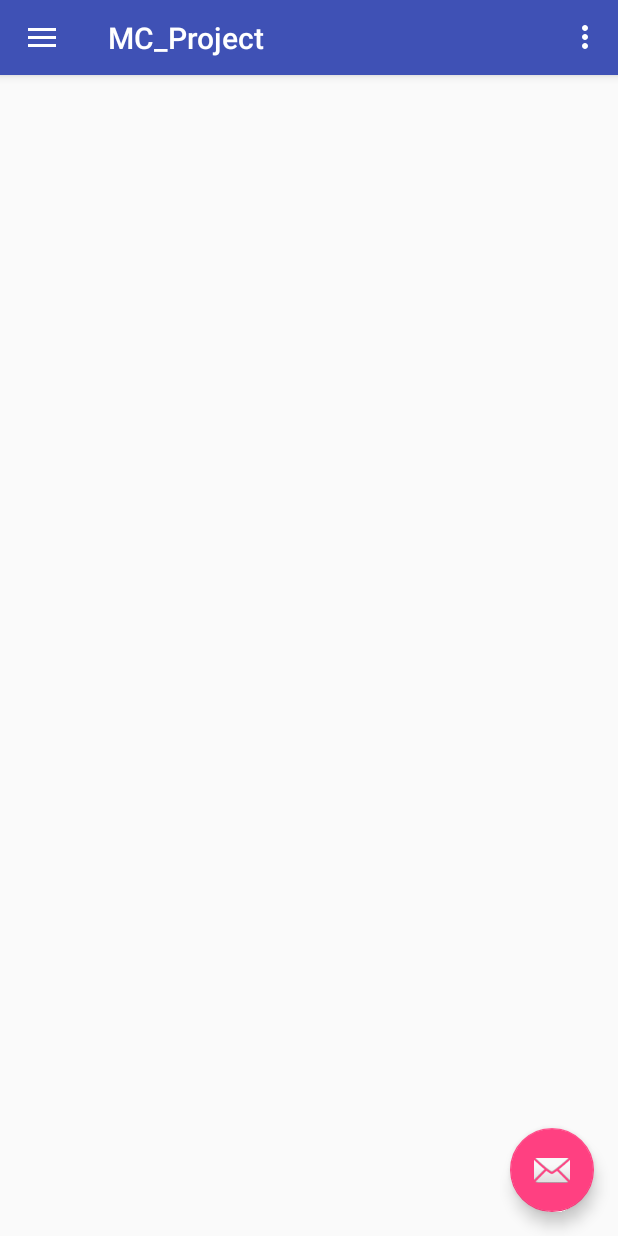
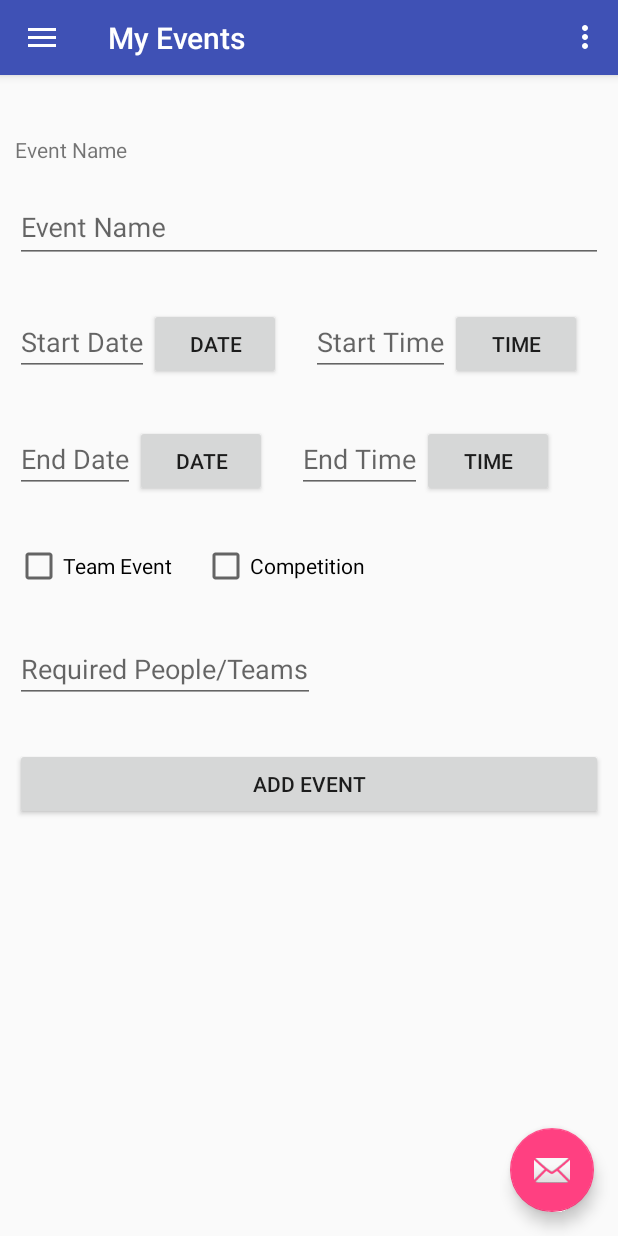
Before and after one commit to achaudhary997/Mobile_Computing_Project, an Android app: the screen it shows after launch once a user with an empty profile is signed in (HomeActivity), in the side drawer, after a tap on "My Events", on a phone screen of 412 x 824 dp. Run offline under Robolectric (Android 15) with nearby library versions, the phone set to English and light mode, and no system bars; our stand-ins replace Firebase (no records; nobody signed in at launch, a user with empty details on screens opened directly); libraries missing offline, so code that uses them is left out: com.firebase.ui.

Commit message:
added basic event layout

```diff
--- a/app/build.gradle
+++ b/app/build.gradle
@@ -5,7 +5,7 @@ android {
     compileSdkVersion 28
     defaultConfig {
         applicationId "com.example.anubhav.mc_project"
-        minSdkVersion 21
+        minSdkVersion 24
         targetSdkVersion 28
         versionCode 1
         versionName "1.0"
--- a/app/src/main/AndroidManifest.xml
+++ b/app/src/main/AndroidManifest.xml
@@ -2,6 +2,7 @@
 <manifest xmlns:android="http://schemas.android.com/apk/res/android"
     package="com.example.anubhav.mc_project">
     <uses-permission android:name="android.permission.INTERNET"/>
+    <uses-permission android:name="android.permission.ACCESS_FINE_LOCATION"/>
     <application
         android:allowBackup="true"
         android:icon="@mipmap/ic_launcher"
--- /dev/null
+++ b/app/src/main/java/com/example/anubhav/mc_project/EventFragment.java
@@ -0,0 +1,189 @@
+package com.example.anubhav.mc_project;
+
+import android.app.DatePickerDialog;
+import android.app.TimePickerDialog;
+import android.content.Context;
+import android.content.Intent;
+import android.net.Uri;
+import android.os.Bundle;
+import android.support.v4.app.Fragment;
+import android.view.LayoutInflater;
+import android.view.View;
+import android.view.ViewGroup;
+import android.widget.Button;
+import android.widget.CheckBox;
+import android.widget.DatePicker;
+import android.widget.EditText;
+import android.widget.TimePicker;
+
+import com.example.anubhav.mc_project.models.EventList;
+
+import java.util.Calendar;
+
+
+public class EventFragment extends Fragment implements View.OnClickListener {
+
+    private static final String ARG_PARAM1 = "param1";
+    private static final String ARG_PARAM2 = "param2";
+
+    private String mParam1;
+    private String mParam2;
+
+    private OnFragmentInteractionListener mListener;
+
+    private Button addEventButton, chooseStartDateButton, chooseStartTimeButton, chooseEndTimeButton, chooseEndDateButton;
+    private EditText eventName, startTime, endTime, requiredNumber, teamSize, prizeMoney, startDate, endDate;
+    private CheckBox teamOrIndi, gameType;
+    private int mYear, mMonth, mDay, mHour, mMinute;
+
+    public EventFragment() {
+        // Required empty public constructor
+    }
+
+    public static EventFragment newInstance(String param1, String param2) {
+        EventFragment fragment = new EventFragment();
+        //Bundle args = new Bundle();
+        //args.putString(ARG_PARAM1, param1);
+        //args.putString(ARG_PARAM2, param2);
+        //fragment.setArguments(args);
+        return fragment;
+    }
+
+    @Override
+    public void onCreate(Bundle savedInstanceState) {
+        super.onCreate(savedInstanceState);
+        if (getArguments() != null) {
+            mParam1 = getArguments().getString(ARG_PARAM1);
+            mParam2 = getArguments().getString(ARG_PARAM2);
+        }
+    }
+
+    @Override
+    public View onCreateView(LayoutInflater inflater, ViewGroup container,
+                             Bundle savedInstanceState) {
+        View view = inflater.inflate(R.layout.fragment_event, container, false);
+
+        addEventButton = view.findViewById(R.id.event_addevent);
+        eventName = view.findViewById(R.id.event_eventname);
+        startDate = view.findViewById(R.id.event_eventstartdate);
+        startTime = view.findViewById(R.id.event_eventstarttime);
+        endDate = view.findViewById(R.id.event_eventenddate);
+        endTime = view.findViewById(R.id.event_eventendtime);
+        requiredNumber = view.findViewById(R.id.event_reqdpeople);
+        teamSize = view.findViewById(R.id.event_teamsize);
+        prizeMoney = view.findViewById(R.id.event_prizemoney);
+        teamOrIndi = view.findViewById(R.id.event_teamcheckbox);
+        gameType = view.findViewById(R.id.event_gametypecheckbox);
+        chooseStartDateButton = view.findViewById(R.id.event_choosestartdate);
+        chooseStartTimeButton = view.findViewById(R.id.event_choosestarttime);
+        chooseEndDateButton = view.findViewById(R.id.event_chooseenddate);
+        chooseEndTimeButton = view.findViewById(R.id.event_chooseendtime);
+
+        teamOrIndi.setOnClickListener(this);
+        gameType.setOnClickListener(this);
+        addEventButton.setOnClickListener(this);
+        chooseStartDateButton.setOnClickListener(this);
+        chooseStartTimeButton.setOnClickListener(this);
+        chooseEndDateButton.setOnClickListener(this);
+        chooseEndTimeButton.setOnClickListener(this);
+
+        return view;
+    }
+
+    @Override
+    public void onClick(final View v) {
+        if (v == teamOrIndi) {
+            if (teamOrIndi.isChecked()) {
+                teamSize.setVisibility(View.VISIBLE);
+            } else {
+                teamSize.setVisibility(View.GONE);
+            }
+        } else if (v == gameType) {
+            if (gameType.isChecked()) {
+                prizeMoney.setVisibility(View.VISIBLE);
+            } else {
+                prizeMoney.setVisibility(View.GONE);
+            }
+        } else if (v == addEventButton) {
+            EventList eventList = EventList.get(getActivity());
+
+            String game, team;
+            if (gameType.isChecked()) {
+                game = "Competition";
+            } else game = "Friendly";
+            if (teamOrIndi.isChecked()) {
+                team = "Team";
+            } else team = "Individual";
+
+            eventList.addEvent(eventName.getText().toString(), startTime.getText().toString(),
+                    endTime.getText().toString(), game,
+                    requiredNumber.getText().toString(), teamSize.getText().toString(),
+                    prizeMoney.getText().toString(), team);
+        } else if (v == chooseStartDateButton || v == chooseEndDateButton) {
+            final Calendar c = Calendar.getInstance();
+            mYear = c.get(Calendar.YEAR);
+            mMonth = c.get(Calendar.MONTH);
+            mDay = c.get(Calendar.DAY_OF_MONTH);
+
+            DatePickerDialog datePickerDialog = new DatePickerDialog(getActivity(), new DatePickerDialog.OnDateSetListener() {
+                @Override
+                public void onDateSet(DatePicker view, int year, int month, int dayOfMonth) {
+                    if (v == chooseStartDateButton) {
+                        startDate.setText(dayOfMonth + "/" + (month + 1) + "/" + year);
+                    } else {
+                        endDate.setText(dayOfMonth + "/" + (month + 1) + "/" + year);
+                    }
+                }
+            }, mYear, mMonth, mDay);
+            datePickerDialog.show();
+
+        } else if (v == chooseStartTimeButton || v == chooseEndTimeButton) {
+            final Calendar c = Calendar.getInstance();
+            mHour = c.get(Calendar.HOUR_OF_DAY);
+            mMinute = c.get(Calendar.MINUTE);
+
+            TimePickerDialog timePickerDialog = new TimePickerDialog(getActivity(), new TimePickerDialog.OnTimeSetListener() {
+                @Override
+                public void onTimeSet(TimePicker view, int hourOfDay, int minute) {
+                    if (v == chooseStartTimeButton) {
+                        startTime.setText(hourOfDay + ":" + minute);
+                    } else {
+                        endTime.setText(hourOfDay + ":" + minute);
+                    }
+
+                }
+            }, mHour, mMinute, false);
+            timePickerDialog.show();
+        }
+    }
+
+    public void onButtonPressed(Uri uri) {
+        if (mListener != null) {
+            mListener.onFragmentInteraction(uri);
+        }
+    }
+
+    @Override
+    public void onAttach(Context context) {
+        super.onAttach(context);
+        /*
+        if (context instanceof OnFragmentInteractionListener) {
+            mListener = (OnFragmentInteractionListener) context;
+        } else {
+            throw new RuntimeException(context.toString()
+                    + " must implement OnFragmentInteractionListener");
+        }
+        */
+    }
+
+    @Override
+    public void onDetach() {
+        super.onDetach();
+        mListener = null;
+    }
+
+    public interface OnFragmentInteractionListener {
+
+        void onFragmentInteraction(Uri uri);
+    }
+}
--- a/app/src/main/java/com/example/anubhav/mc_project/Helper.java
+++ b/app/src/main/java/com/example/anubhav/mc_project/Helper.java
@@ -17,6 +17,7 @@ import java.util.regex.Pattern;
 public class Helper {
 
     public static String userNode = "users";
+    public static String eventNode = "events";
     public static String logTag = "sports_buddy_log";
 
     private static final Pattern VALID_EMAIL_ADDRESS_REGEX =
--- a/app/src/main/java/com/example/anubhav/mc_project/HomeActivity.java
+++ b/app/src/main/java/com/example/anubhav/mc_project/HomeActivity.java
@@ -93,6 +93,7 @@ public class HomeActivity extends AppCompatActivity
         if (id == R.id.nav_home) {
 
         } else if (id == R.id.nav_my_events) {
+            fragmentClass = EventFragment.class;
 
         } else if (id == R.id.nav_explore) {
 
@@ -129,7 +130,8 @@ public class HomeActivity extends AppCompatActivity
                 setTitle(item.getTitle());
             } catch (Exception e) {
             e.printStackTrace();
-        }
+
+            }
 
         DrawerLayout drawer = (DrawerLayout) findViewById(R.id.drawer_layout);
         drawer.closeDrawer(GravityCompat.START);
@@ -140,7 +142,7 @@ public class HomeActivity extends AppCompatActivity
     public void onFragmentInteraction(Uri uri) {
         android.support.v4.app.FragmentTransaction fragmentTransaction = getSupportFragmentManager().beginTransaction();
         ProfileFragment fragment = new ProfileFragment();
-
+        //EventFragment fragment = new EventFragment();
         fragmentTransaction.add(R.id.flContent, fragment);
         fragmentTransaction.addToBackStack(null);
         fragmentTransaction.commit();
--- /dev/null
+++ b/app/src/main/res/layout/fragment_event.xml
@@ -0,0 +1,176 @@
+<?xml version="1.0" encoding="utf-8"?>
+
+
+<LinearLayout android:layout_width="match_parent"
+    android:layout_height="match_parent"
+    xmlns:tools="http://schemas.android.com/tools"
+    android:orientation="vertical"
+    android:layout_margin="10dp"
+    xmlns:android="http://schemas.android.com/apk/res/android"
+    tools:context=".EventFragment">
+
+    <TextView
+        android:layout_width="wrap_content"
+        android:layout_height="wrap_content"
+        android:text="@string/event_eventname"
+        android:layout_marginTop="30dp"/>
+    <android.support.design.widget.TextInputLayout
+        android:layout_width="match_parent"
+        android:layout_height="wrap_content"
+        android:layout_marginTop="10dp"
+        >
+
+        <EditText
+            android:id="@+id/event_eventname"
+            android:layout_width="match_parent"
+            android:layout_height="match_parent"
+            android:hint="@string/event_eventname"
+            android:inputType="text"/>
+    </android.support.design.widget.TextInputLayout>
+    <LinearLayout
+        android:layout_width="match_parent"
+        android:layout_height="wrap_content"
+        android:orientation="horizontal">
+
+
+        <EditText
+            android:id="@+id/event_eventstartdate"
+            android:layout_width="wrap_content"
+            android:layout_height="wrap_content"
+            android:hint="@string/event_eventstartdate"
+            android:inputType="text"
+            android:layout_marginTop="30dp"/>
+
+
+        <Button
+            android:layout_width="wrap_content"
+            android:layout_height="wrap_content"
+            android:layout_marginTop="30dp"
+            android:id="@+id/event_choosestartdate"
+            android:text="@string/date"/>
+
+
+        <EditText
+            android:id="@+id/event_eventstarttime"
+            android:layout_width="wrap_content"
+            android:layout_height="wrap_content"
+            android:hint="@string/event_eventstarttimme"
+            android:inputType="text"
+            android:layout_marginStart="20dp"
+            android:layout_marginTop="30dp"/>
+
+        <Button
+            android:layout_width="wrap_content"
+            android:layout_height="wrap_content"
+            android:layout_marginTop="30dp"
+            android:id="@+id/event_choosestarttime"
+            android:text="@string/time"/>
+
+    </LinearLayout>
+    <LinearLayout
+        android:layout_width="match_parent"
+        android:layout_height="wrap_content"
+        android:orientation="horizontal">
+
+
+        <EditText
+            android:id="@+id/event_eventenddate"
+            android:layout_width="wrap_content"
+            android:layout_height="wrap_content"
+            android:hint="@string/event_eventenddate"
+            android:inputType="text"
+            android:layout_marginTop="30dp"/>
+
+        <Button
+            android:layout_width="wrap_content"
+            android:layout_height="wrap_content"
+            android:layout_marginTop="30dp"
+            android:id="@+id/event_chooseenddate"
+            android:text="@string/date"/>
+
+
+
+        <EditText
+            android:id="@+id/event_eventendtime"
+            android:layout_width="wrap_content"
+            android:layout_height="wrap_content"
+            android:hint="@string/event_eventendtime"
+            android:inputType="datetime"
+            android:layout_marginStart="20dp"
+            android:layout_marginTop="30dp"/>
+
+        <Button
+            android:layout_width="wrap_content"
+            android:layout_height="wrap_content"
+            android:layout_marginTop="30dp"
+            android:id="@+id/event_chooseendtime"
+            android:text="@string/time"/>
+
+
+    </LinearLayout>
+    <LinearLayout
+        android:layout_width="match_parent"
+        android:layout_height="wrap_content"
+        android:orientation="horizontal">
+
+        <CheckBox
+            android:id="@+id/event_teamcheckbox"
+            android:layout_width="wrap_content"
+            android:layout_height="wrap_content"
+            android:text="@string/event_teamcheckbox"
+            android:layout_marginTop="30dp"
+            />
+        <CheckBox
+            android:id="@+id/event_gametypecheckbox"
+            android:layout_width="wrap_content"
+            android:layout_height="wrap_content"
+            android:text="@string/event_gametypecheckbox"
+            android:layout_marginTop="30dp"
+            android:layout_marginStart="20dp"/>
+    </LinearLayout>
+    <LinearLayout
+        android:layout_width="match_parent"
+        android:layout_height="wrap_content"
+        android:orientation="horizontal">
+
+
+        <EditText
+            android:id="@+id/event_reqdpeople"
+            android:layout_width="wrap_content"
+            android:layout_height="wrap_content"
+            android:hint="@string/event_reqdpeople"
+            android:inputType="text"
+            android:layout_marginTop="30dp"
+            />
+
+        <EditText
+            android:id="@+id/event_teamsize"
+            android:layout_width="wrap_content"
+            android:layout_height="wrap_content"
+            android:hint="@string/event_teamsize"
+            android:inputType="text"
+            android:layout_marginStart="20dp"
+            android:visibility="gone"
+            android:layout_marginTop="30dp"
+            />
+
+    </LinearLayout>
+
+
+    <EditText
+        android:id="@+id/event_prizemoney"
+        android:layout_width="wrap_content"
+        android:layout_height="wrap_content"
+        android:hint="@string/event_prizemoney"
+        android:inputType="text"
+        android:visibility="gone"
+        android:layout_marginTop="30dp"/>
+
+
+    <Button
+        android:layout_width="match_parent"
+        android:layout_height="wrap_content"
+        android:text="@string/event_addevent"
+        android:layout_marginTop="30dp"
+        android:id="@+id/event_addevent"/>
+</LinearLayout>
--- a/app/src/main/res/layout/fragment_profile.xml
+++ b/app/src/main/res/layout/fragment_profile.xml
@@ -15,7 +15,7 @@
         android:layout_width="wrap_content"
         android:layout_height="wrap_content"
         android:id="@+id/profile_change_image"
-        android:layout_below="@id/profile_image"
+        android:layout_below="@+id/profile_image"
         android:text="@string/change_profile_image" />
 
 
--- a/app/src/main/res/values/strings.xml
+++ b/app/src/main/res/values/strings.xml
@@ -31,6 +31,21 @@
     <string name="password_hint">Password</string>
     <string name="change_profile_image">Change Profile Image</string>
 
+    <string name="event_eventname">Event Name</string>
+    <string name="event_eventstartdate">Start Date</string>
+    <string name="event_eventstarttimme">Start Time</string>
+    <string name="event_eventendtime">End Time</string>
+    <string name="event_eventenddate">End Date</string>
+    <string name="event_teamcheckbox">Team Event</string>
+    <string name="event_reqdpeople">Required People/Teams</string>
+    <string name="event_gametypecheckbox">Competition</string>
+    <string name="event_prizemoney">Prize Money</string>
+    <string name="event_addevent">Add Event</string>
+    <string name="event_teamsize">Team Size</string>
+    <string name="date">Date</string>
+    <string name="time">Time</string>
+
+
     <!-- Interests -->
     <string-array name="interests">
         <item>Swimming</item>
```
Also changed, not shown: app/src/main/java/com/example/anubhav/mc_project/models/Event.java (+28 -35 lines), app/src/main/java/com/example/anubhav/mc_project/models/EventList.java (added, +56 -0 lines).
